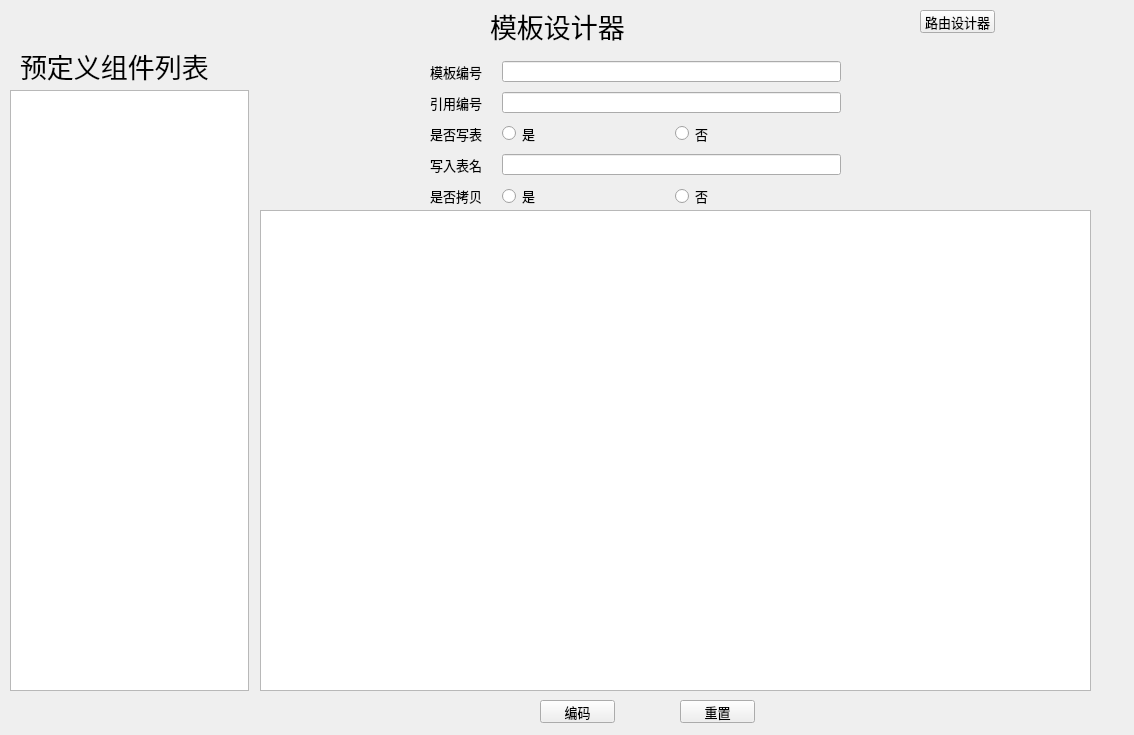
This is wfDemo.ui in Memorywzd/wfDemo as Qt 5 draws it before an edit. The edited form follows.
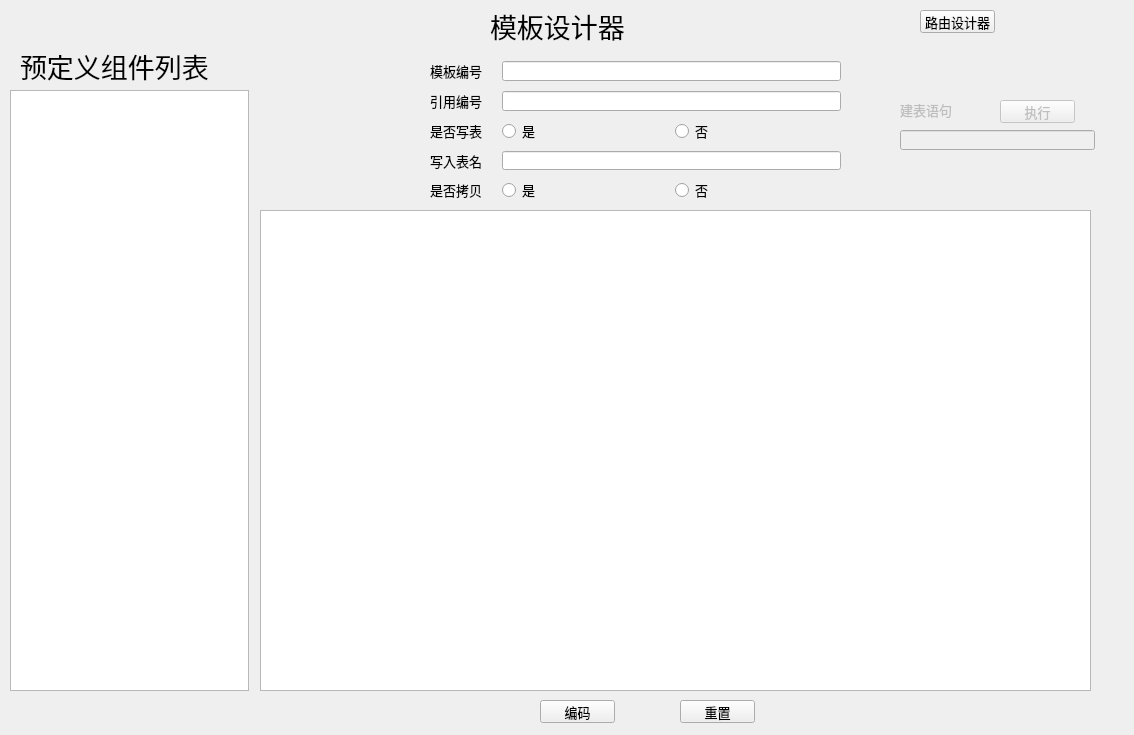
This is the edited form.

The edit to the form file:
```diff
--- a/wfDemo.ui
+++ b/wfDemo.ui
@@ -10,6 +10,23 @@
     <height>735</height>
    </rect>
   </property>
+  <property name="sizePolicy">
+   <sizepolicy hsizetype="Minimum" vsizetype="Minimum">
+    <horstretch>0</horstretch>
+    <verstretch>0</verstretch>
+   </sizepolicy>
+  </property>
+  <property name="minimumSize">
+   <size>
+    <width>1134</width>
+    <height>735</height>
+   </size>
+  </property>
+  <property name="font">
+   <font>
+    <pointsize>10</pointsize>
+   </font>
+  </property>
   <property name="windowTitle">
    <string>模板设计器</string>
   </property>
@@ -97,7 +114,7 @@
       <x>380</x>
       <y>50</y>
       <width>511</width>
-      <height>168</height>
+      <height>161</height>
      </rect>
     </property>
     <layout class="QFormLayout" name="formLayout">
@@ -126,7 +143,13 @@
       </widget>
      </item>
      <item row="0" column="1">
-      <widget class="QLineEdit" name="lineEdit"/>
+      <widget class="QLineEdit" name="lineEdit">
+       <property name="font">
+        <font>
+         <pointsize>10</pointsize>
+        </font>
+       </property>
+      </widget>
      </item>
      <item row="1" column="0">
       <widget class="QLabel" name="label_3">
@@ -141,7 +164,13 @@
       </widget>
      </item>
      <item row="1" column="1">
-      <widget class="QLineEdit" name="lineEdit_2"/>
+      <widget class="QLineEdit" name="lineEdit_2">
+       <property name="font">
+        <font>
+         <pointsize>10</pointsize>
+        </font>
+       </property>
+      </widget>
      </item>
      <item row="2" column="0">
       <widget class="QLabel" name="label_4">
@@ -196,7 +225,13 @@
       </widget>
      </item>
      <item row="3" column="1">
-      <widget class="QLineEdit" name="lineEdit_3"/>
+      <widget class="QLineEdit" name="lineEdit_3">
+       <property name="font">
+        <font>
+         <pointsize>10</pointsize>
+        </font>
+       </property>
+      </widget>
      </item>
      <item row="4" column="0">
       <widget class="QLabel" name="label_6">
@@ -276,6 +311,66 @@
      <string>路由设计器</string>
     </property>
    </widget>
+   <widget class="QLineEdit" name="lineEdit_4">
+    <property name="enabled">
+     <bool>false</bool>
+    </property>
+    <property name="geometry">
+     <rect>
+      <x>900</x>
+      <y>130</y>
+      <width>195</width>
+      <height>20</height>
+     </rect>
+    </property>
+    <property name="font">
+     <font>
+      <pointsize>10</pointsize>
+     </font>
+    </property>
+   </widget>
+   <widget class="QLabel" name="label_8">
+    <property name="enabled">
+     <bool>false</bool>
+    </property>
+    <property name="geometry">
+     <rect>
+      <x>900</x>
+      <y>100</y>
+      <width>71</width>
+      <height>20</height>
+     </rect>
+    </property>
+    <property name="font">
+     <font>
+      <pointsize>10</pointsize>
+     </font>
+    </property>
+    <property name="text">
+     <string>建表语句</string>
+    </property>
+   </widget>
+   <widget class="QPushButton" name="pushButton_4">
+    <property name="enabled">
+     <bool>false</bool>
+    </property>
+    <property name="geometry">
+     <rect>
+      <x>1000</x>
+      <y>100</y>
+      <width>75</width>
+      <height>23</height>
+     </rect>
+    </property>
+    <property name="font">
+     <font>
+      <pointsize>10</pointsize>
+     </font>
+    </property>
+    <property name="text">
+     <string>执行</string>
+    </property>
+   </widget>
   </widget>
  </widget>
  <layoutdefault spacing="6" margin="11"/>
```
